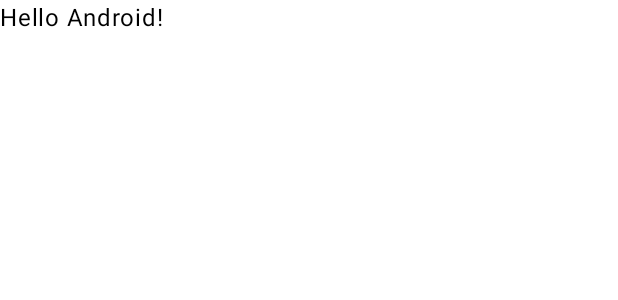
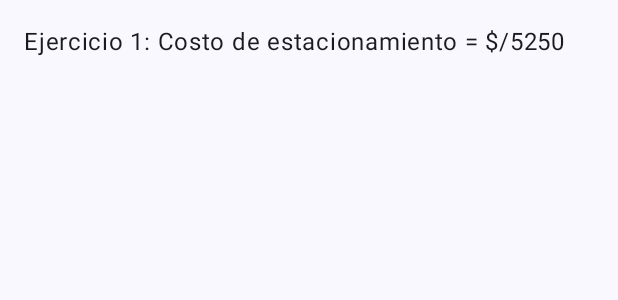
Before and after one commit to LuisChagua13/EC01_LuisChagua, an Android app built with Jetpack Compose: the @Preview function GreetingPreview, on a phone screen of 412 x 824 dp. Shown: the top 300 px of the screen. Run offline under Robolectric (Android 15) with nearby library versions, the phone set to English and light mode, and no system bars.

Commit message:
Ejercicio1

```diff
--- /dev/null
+++ b/app/src/main/java/com/example/ec01_chagua/Ejercicio1.kt
@@ -0,0 +1,19 @@
+package com.example.ec01_chagua
+
+import androidx.compose.material3.Text
+import androidx.compose.runtime.Composable
+
+class Ejercicio1 {
+    companion object {
+        fun calcularCostoEstacionamiento(horas: Int, minutos: Int): Int {
+            val horasDecimales = horas + (minutos.toDouble() / 60)
+            return (horasDecimales * 1500).toInt()
+        }
+
+        @Composable
+        fun MostrarResultadoEstacionamiento(horas: Int, minutos: Int) {
+            val costoEstacionamiento = calcularCostoEstacionamiento(horas, minutos)
+            Text(text = "Ejercicio 1: Costo de estacionamiento = $/${costoEstacionamiento}")
+        }
+    }
+}
--- /dev/null
+++ b/app/src/main/java/com/example/ec01_chagua/Ejercicio2.kt
@@ -0,0 +1,4 @@
+package com.example.ec01_chagua
+
+class Ejercicio2 {
+}
--- /dev/null
+++ b/app/src/main/java/com/example/ec01_chagua/Ejercicio3.kt
@@ -0,0 +1,4 @@
+package com.example.ec01_chagua
+
+class Ejercicio3 {
+}
--- /dev/null
+++ b/app/src/main/java/com/example/ec01_chagua/Ejercicio4.kt
@@ -0,0 +1,4 @@
+package com.example.ec01_chagua
+
+class Ejercicio4 {
+}
--- a/app/src/main/java/com/example/ec01_chagua/MainActivity.kt
+++ b/app/src/main/java/com/example/ec01_chagua/MainActivity.kt
@@ -1,47 +1,53 @@
 package com.example.ec01_chagua
 
+import android.annotation.SuppressLint
 import android.os.Bundle
 import androidx.activity.ComponentActivity
 import androidx.activity.compose.setContent
 import androidx.activity.enableEdgeToEdge
+import androidx.compose.foundation.layout.Column
 import androidx.compose.foundation.layout.fillMaxSize
 import androidx.compose.foundation.layout.padding
 import androidx.compose.material3.Scaffold
-import androidx.compose.material3.Text
 import androidx.compose.runtime.Composable
 import androidx.compose.ui.Modifier
 import androidx.compose.ui.tooling.preview.Preview
+import androidx.compose.ui.unit.dp
 import com.example.ec01_chagua.ui.theme.EC01_ChaguaTheme
 
 class MainActivity : ComponentActivity() {
+    @SuppressLint("UnusedMaterial3ScaffoldPaddingParameter")
     override fun onCreate(savedInstanceState: Bundle?) {
         super.onCreate(savedInstanceState)
         enableEdgeToEdge()
         setContent {
             EC01_ChaguaTheme {
-                Scaffold(modifier = Modifier.fillMaxSize()) { innerPadding ->
-                    Greeting(
-                        name = "Android",
-                        modifier = Modifier.padding(innerPadding)
-                    )
+                Scaffold(
+                    modifier = Modifier.fillMaxSize()
+                ) {
+                    Column(modifier = Modifier.padding(16.dp)) {
+                        Ejercicio1.Companion.MostrarResultadoEstacionamiento(horas = 3, minutos = 30)
+
+
+                    }
                 }
             }
         }
     }
 }
 
-@Composable
-fun Greeting(name: String, modifier: Modifier = Modifier) {
-    Text(
-        text = "Hello $name!",
-        modifier = modifier
-    )
-}
 
+@SuppressLint("UnusedMaterial3ScaffoldPaddingParameter")
 @Preview(showBackground = true)
 @Composable
-fun GreetingPreview() {
+private fun GreetingPreview() {
     EC01_ChaguaTheme {
-        Greeting("Android")
+        Scaffold(
+            modifier = Modifier.fillMaxSize()
+        ) {
+            Column(modifier = Modifier.padding(16.dp)) {
+                Ejercicio1.Companion.MostrarResultadoEstacionamiento(horas = 3, minutos = 30)
+            }
+        }
     }
 }
```
